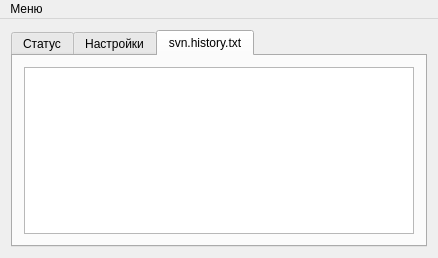
embicoin/QVestaUpdater, file mainwindow.ui: the form before one commit.
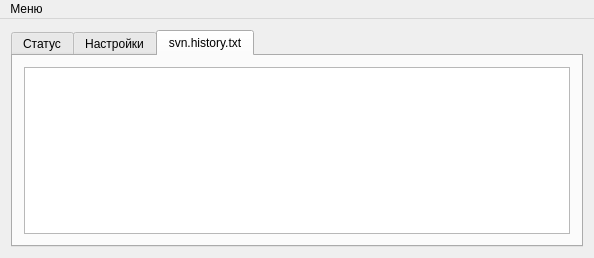
The form after the commit. The open tabs and pages were chosen to show the change. Icons and pictures are not drawn.

Commit message: Show svn.history.txt, enlarge window a bit. Resolve #9.

```diff
--- a/mainwindow.ui
+++ b/mainwindow.ui
@@ -6,7 +6,7 @@
    <rect>
     <x>0</x>
     <y>0</y>
-    <width>438</width>
+    <width>594</width>
     <height>258</height>
    </rect>
   </property>
@@ -171,7 +171,7 @@
          </attribute>
          <layout class="QGridLayout" name="gridLayout_4">
           <item row="0" column="0">
-           <widget class="QTextBrowser" name="textBrowser"/>
+           <widget class="QTextEdit" name="historyText"/>
           </item>
          </layout>
         </widget>
@@ -186,7 +186,7 @@
     <rect>
      <x>0</x>
      <y>0</y>
-     <width>438</width>
+     <width>594</width>
      <height>26</height>
     </rect>
    </property>
```
The commit also changes 1 other file.
